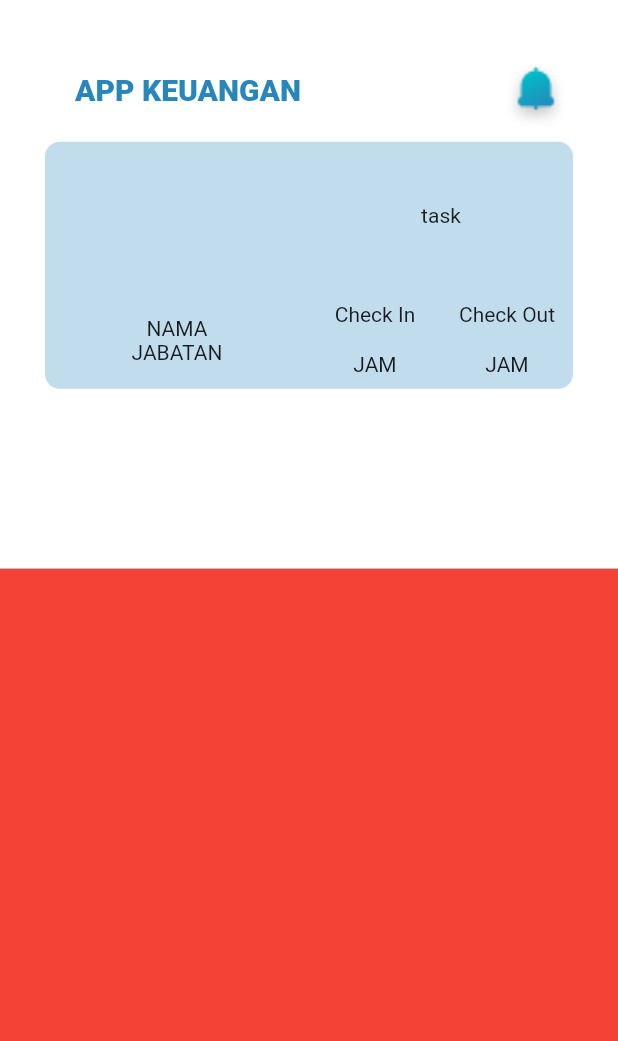
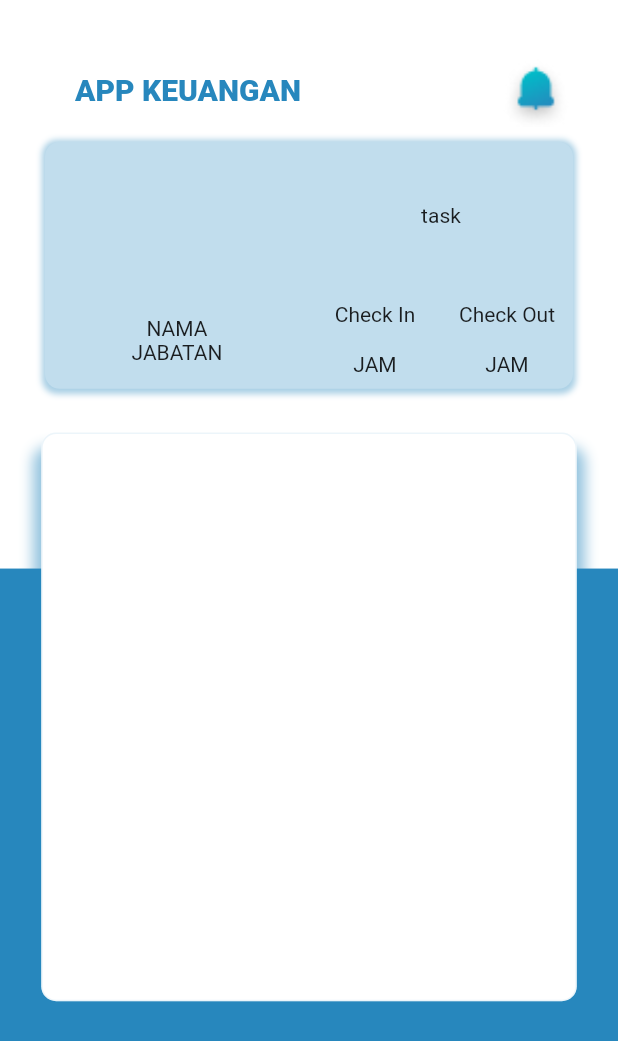
Before and after one commit to nayfmahfudz/HR, a Flutter app: the Menu screen opened directly, on a phone screen of 412 x 824 dp. Shown: the top 1041 px of the screen. Run offline on Flutter 3.47's test engine with Material 2 defaults, Android fonts, the phone set to English and light mode, and no system bars; our stand-ins replace date_time_picker, device_info_plus, dio, flutter_bloc, google_fonts, page_transition and 1 more; missing offline and left inert: flutter_background_service; accounts and stored records are empty.

Commit message:
modified:   lib/homepage.dart

```diff
--- a/lib/homepage.dart
+++ b/lib/homepage.dart
@@ -72,20 +72,48 @@ class _MenuState extends State<Menu> {
   Widget build(BuildContext context) {
     return Scaffold(
         backgroundColor: biru,
-        appBar: appBar(),
         body: Stack(children: [
-          Expanded(
-              child: Container(
-            color: Colors.red,
-          ))
+          Positioned(
+              top: 0,
+              right: 0,
+              left: 0,
+              child: Column(
+                children: [
+                  appBar(),
+                ],
+              )),
+          Positioned(
+              top: MediaQuery.of(context).size.height * 0.35,
+              right: MediaQuery.of(context).size.width / 15,
+              left: MediaQuery.of(context).size.width / 15,
+              child: cardBody()),
         ]));
   }
 
-  PreferredSizeWidget appBar() {
-    return PreferredSize(
-        preferredSize: Size.fromHeight(MediaQuery.of(context).size.height *
-            0.46), // here the desired height
-        child: Container(
+  Widget cardBody() {
+    return Container(
+      height: MediaQuery.of(context).size.height * 0.46,
+      decoration: BoxDecoration(
+          boxShadow: [
+            BoxShadow(
+              color: biru.withOpacity(0.5),
+              spreadRadius: 5,
+              blurRadius: 7,
+              offset: Offset(0, 15), // changes position of shadow
+            ),
+          ],
+          borderRadius: BorderRadius.all(Radius.circular(10.0)),
+          border: Border.all(
+            width: 1,
+            color: birumuda.withOpacity(0.3),
+          ),
+          color: putih),
+    );
+  }
+
+  Widget appBar() {
+    return Container(
+      height: MediaQuery.of(context).size.height * 0.46,
       decoration: BoxDecoration(
           border: Border.all(
             width: 0,
@@ -166,8 +194,7 @@ class _MenuState extends State<Menu> {
                             Expanded(
                               child: Column(
                                 mainAxisAlignment: MainAxisAlignment.end,
-                                    crossAxisAlignment:
-                                        CrossAxisAlignment.center,
+                                crossAxisAlignment: CrossAxisAlignment.center,
                                 children: [
                                   Text("NAMA"),
                                   Text("JABATAN"),
@@ -181,8 +208,7 @@ class _MenuState extends State<Menu> {
                               child: Container(
                                   child: Row(
                                 mainAxisAlignment: MainAxisAlignment.start,
-                                    crossAxisAlignment:
-                                        CrossAxisAlignment.start,
+                                crossAxisAlignment: CrossAxisAlignment.start,
                                 children: [
                                   Expanded(
                                     child: Column(
@@ -221,6 +247,14 @@ class _MenuState extends State<Menu> {
                   ],
                 ),
                 decoration: BoxDecoration(
+                    boxShadow: [
+                      BoxShadow(
+                        color: biru.withOpacity(0.4),
+                        spreadRadius: 2,
+                        blurRadius: 3,
+                        offset: Offset(0, 1), // changes position of shadow
+                      ),
+                    ],
                     borderRadius: BorderRadius.all(Radius.circular(10.0)),
                     border: Border.all(
                       width: 0,
@@ -233,6 +267,6 @@ class _MenuState extends State<Menu> {
           ),
         ],
       ),
-        ));
+    );
   }
 }
```
Lines whose indentation alone changed are shown as unchanged.
